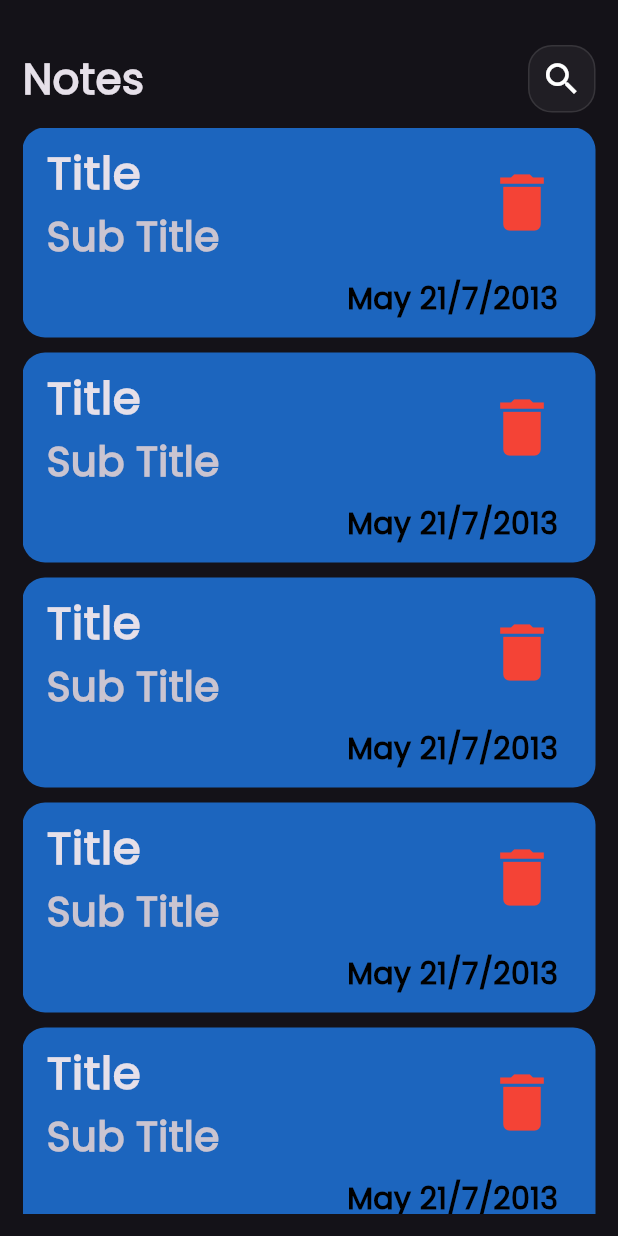
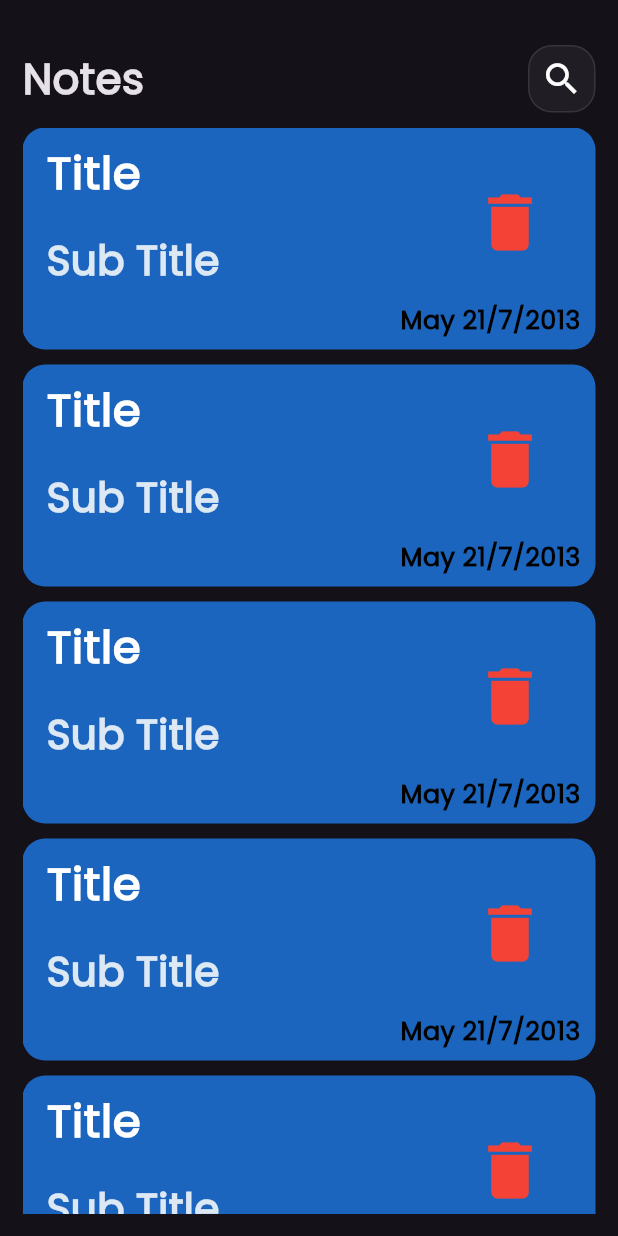
Before and after one commit to MohamedElsay0d/note_app_with_cubit-hive, a Flutter app: the screen it shows after launch, on a phone screen of 412 x 824 dp. Run offline on Flutter 3.47's test engine with Material 3 defaults, Android fonts, the phone set to English and light mode, and no system bars.

Commit message:
modify note card

```diff
--- a/lib/widgets/ViewCard.dart
+++ b/lib/widgets/ViewCard.dart
@@ -35,38 +35,51 @@ class NoteCard extends StatelessWidget {
   Widget build(BuildContext context) {
     return Container(
       width: double.infinity,
-      height: 140,
       decoration: BoxDecoration(
         borderRadius: BorderRadius.circular(15),
         color: _getRandomColor(),
       ),
-      child: const Column(
+      child: Column(
         children: [
           ListTile(
-            title: Text(
+              title: Padding(
+                padding: const EdgeInsets.only(bottom: 8.0),
+                child: Text(
                   "Title",
-              style: TextStyle(fontSize: 30, fontWeight: FontWeight.bold),
+                  style: TextStyle(
+                      color: Colors.white.withOpacity(1),
+                      fontSize: 30,
+                      fontWeight: FontWeight.bold),
                 ),
-            subtitle: Text(
+              ),
+              subtitle: Padding(
+                padding: const EdgeInsets.only(top: 8.0),
+                child: Text(
                   "Sub Title",
-              style: TextStyle(fontSize: 27, fontWeight: FontWeight.bold),
+                  style: TextStyle(
+                      color: Colors.white.withOpacity(.85),
+                      fontSize: 27,
+                      fontWeight: FontWeight.bold),
                 ),
-            trailing: Icon(
+              ),
+              trailing: IconButton(
+                onPressed: () {},
+                icon: const Icon(
                   Icons.delete,
                   size: 50,
                   color: Colors.red,
                 ),
-          ),
+              )),
           Padding(
-            padding: EdgeInsets.only(right: 25.0),
+            padding: const EdgeInsets.only(right: 10.0, bottom: 8.0),
             child: Row(
               mainAxisAlignment: MainAxisAlignment.end,
               children: [
                 Text(
                   "May 21/7/2013",
                   style: TextStyle(
-                      color: Colors.black,
-                      fontSize: 20,
+                      color: Colors.black.withOpacity(1),
+                      fontSize: 17,
                       fontWeight: FontWeight.bold),
                 )
               ],
```
Lines whose indentation alone changed are shown as unchanged.
